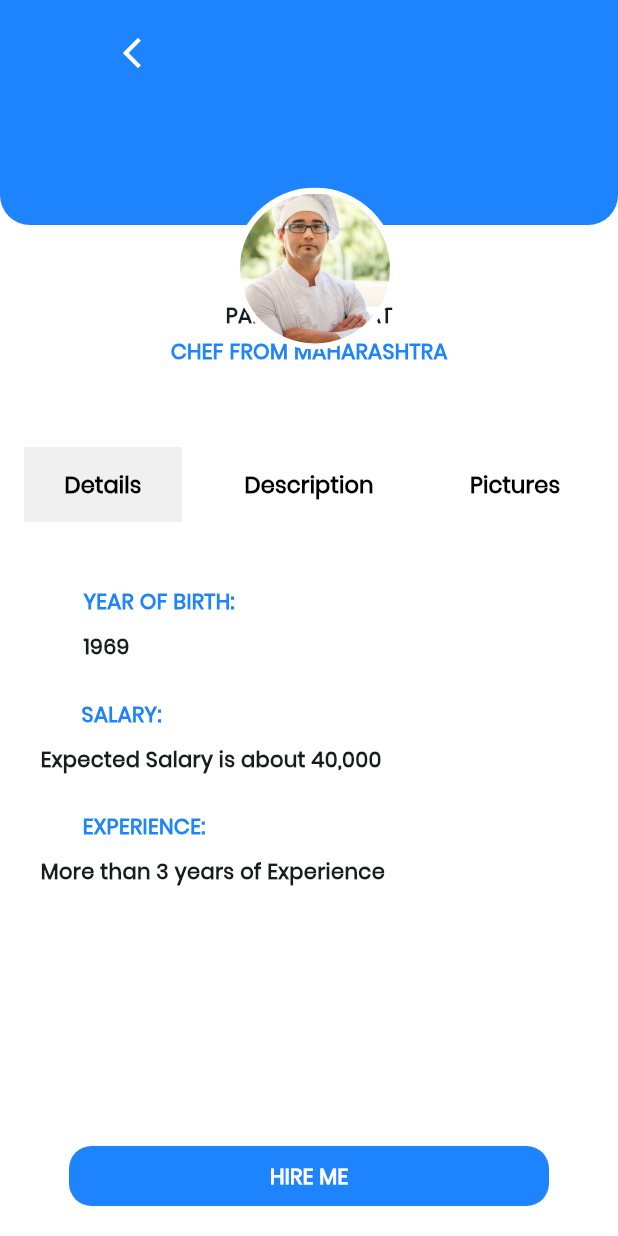
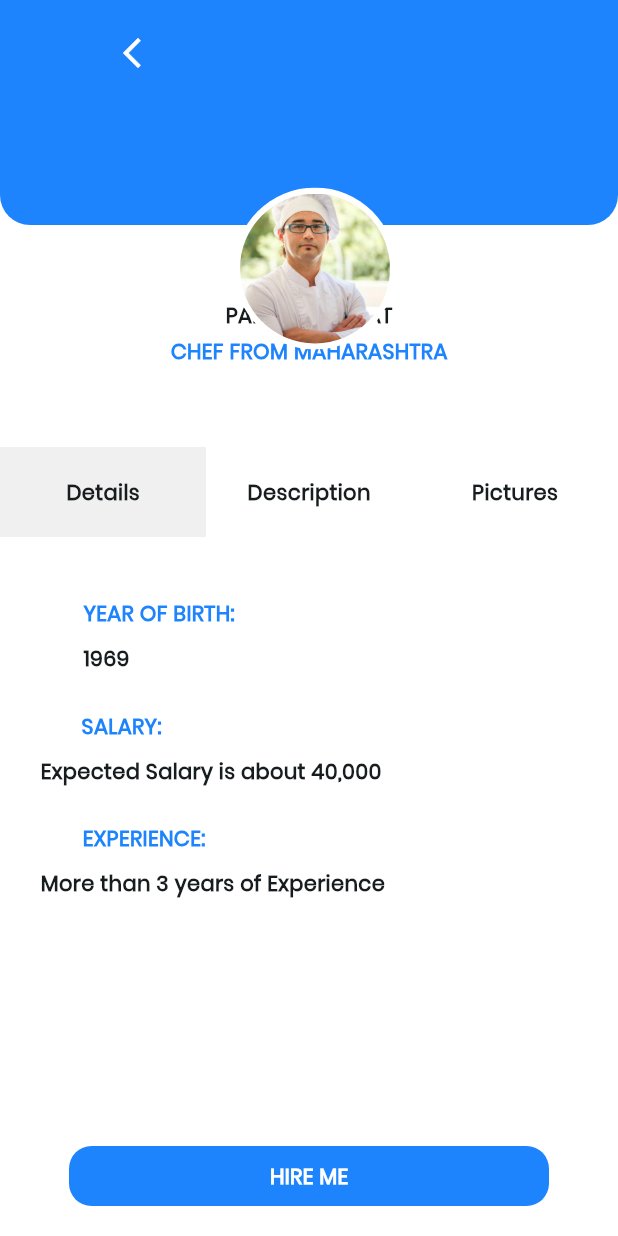
Before and after one commit to sachingupta2006/MyKitchenJobs, a Flutter app: the ChefsScreen screen opened directly, on a phone screen of 412 x 824 dp. Run offline on Flutter 3.47's test engine with Material 3 defaults, Android fonts, the light colour scheme and no system bars; our stand-ins replace get.

Commit message:
Tab bar width done

```diff
--- a/lib/View/chefs_screen.dart
+++ b/lib/View/chefs_screen.dart
@@ -10,10 +10,10 @@ import 'package:my_kitchen_jobs/View/details_screen.dart';
 import 'package:my_kitchen_jobs/View/pictures_screen.dart';
 
 class ChefsScreen extends StatefulWidget {
-  const ChefsScreen({Key? key}) : super(key: key);
+  const ChefsScreen({super.key});
 
   @override
-  _ChefsScreenState createState() => _ChefsScreenState();
+  State<ChefsScreen> createState() => _ChefsScreenState();
 }
 
 class _ChefsScreenState extends State<ChefsScreen>
@@ -45,19 +45,28 @@ class _ChefsScreenState extends State<ChefsScreen>
     super.dispose();
   }
 
-  Widget _buildTab(String text, {required int index}) {
-    return Obx(() {
+  Widget _buildTab(String text, int index) {
+    return Expanded(
+      child: GestureDetector(
+        onTap: () {
+          _internalTabController.animateTo(index);
+        },
+        child: Obx(() {
           bool isSelected = tabController.selectedIndex.value == index;
           return Container(
-        height: 50,
+            height: 60,
             color: isSelected
                 ? const Color.fromARGB(255, 240, 240, 240)
                 : Colors.transparent,
             child: Center(
-          child: Text(text),
+                child: Text(
+              text,
+              style: const TextStyle(fontWeight: FontWeight.w700),
+            )),
+          );
+        }),
       ),
     );
-    });
   }
 
   @override
@@ -112,6 +121,7 @@ class _ChefsScreenState extends State<ChefsScreen>
               ),
               customSizeBox(50),
               Container(
+                width: MediaQuery.of(context).size.width,
                 decoration: const BoxDecoration(
                   border: Border(
                     bottom: BorderSide(
@@ -119,20 +129,11 @@ class _ChefsScreenState extends State<ChefsScreen>
                     ),
                   ),
                 ),
-                child: TabBar(
-                  overlayColor:
-                      const MaterialStatePropertyAll(Colors.transparent),
-                  labelColor: Colors.black,
-                  unselectedLabelColor: Colors.black,
-                  labelStyle: const TextStyle(
-                      fontSize: 15, fontWeight: FontWeight.w600),
-                  dividerHeight: 0,
-                  indicator: const BoxDecoration(),
-                  controller: _internalTabController,
-                  tabs: [
-                    _buildTab("Details", index: 0),
-                    _buildTab("Description", index: 1),
-                    _buildTab("Pictures", index: 2),
+                child: Row(
+                  children: [
+                    _buildTab("Details", 0),
+                    _buildTab("Description", 1),
+                    _buildTab("Pictures", 2),
                   ],
                 ),
               ),
--- a/lib/main.dart
+++ b/lib/main.dart
@@ -15,7 +15,7 @@ class MyApp extends StatelessWidget {
   Widget build(BuildContext context) {
     return GetMaterialApp(
       debugShowCheckedModeBanner: false,
-      title: 'Flutter Demo',
+      title: 'Kitchen Jobs',
       theme: ThemeData(
         fontFamily: 'Poppins',
         colorScheme: ColorScheme.fromSeed(
```
Lines whose indentation alone changed are shown as unchanged.
